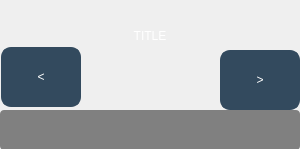
First picture: the form in Console/consoleApp/Frontend/Widgets/levelgauge.ui, repository laszlo-avotra-tips/consoleApp, before the edit.
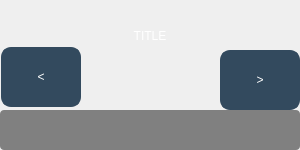
Second picture: the form after the edit.

Patch:
```diff
--- a/Console/consoleApp/Frontend/Widgets/levelgauge.ui
+++ b/Console/consoleApp/Frontend/Widgets/levelgauge.ui
@@ -7,7 +7,7 @@
     <x>0</x>
     <y>0</y>
     <width>300</width>
-    <height>149</height>
+    <height>150</height>
    </rect>
   </property>
   <property name="windowTitle">
```
